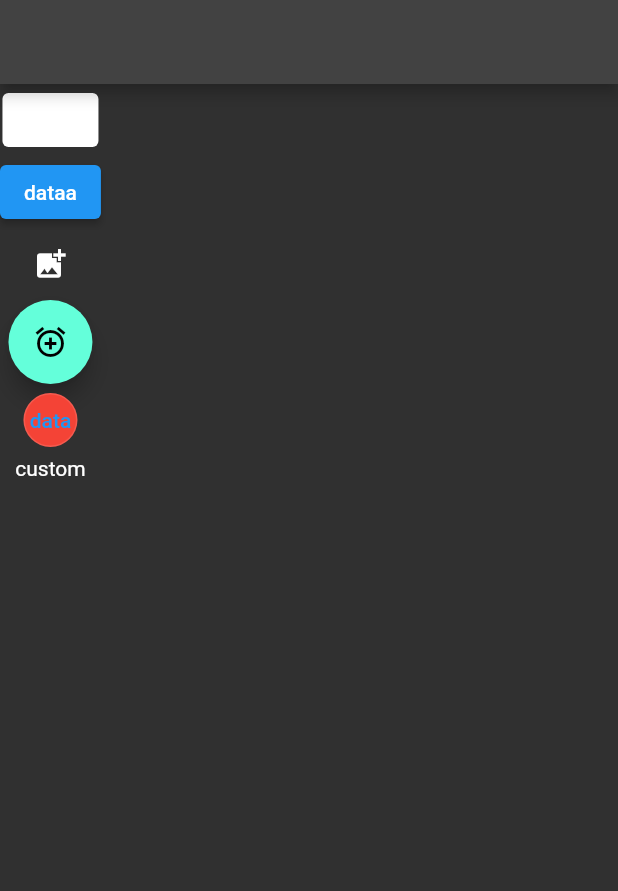
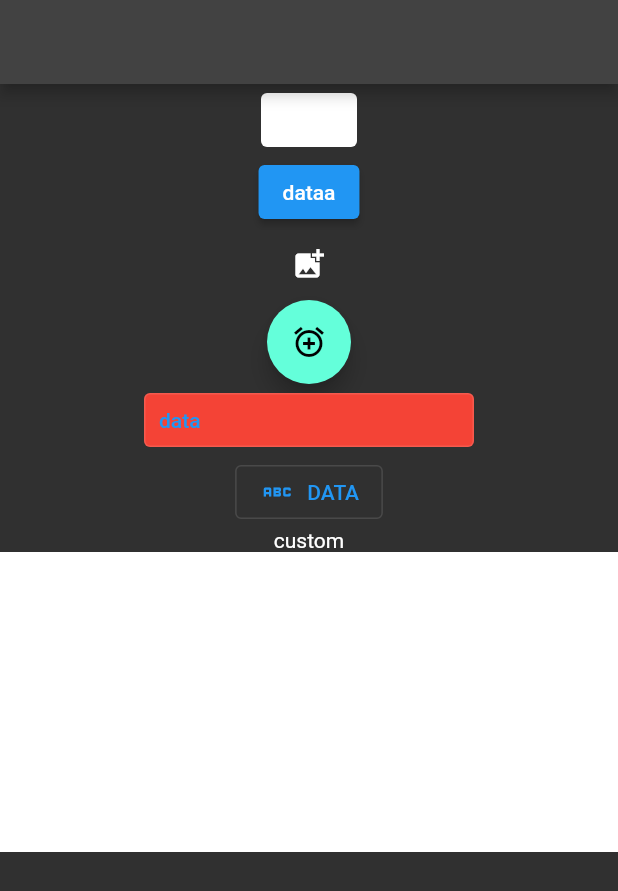
Before and after one commit to FrknTnc/Flutter_Works, a Flutter app: the screen it shows after launch, on a phone screen of 412 x 824 dp. Shown: the top 891 px of the screen. Run offline on Flutter 3.47's test engine with Material 2 defaults, Android fonts, the phone set to English and light mode, and no system bars.

Commit message:
Update dört_button_learn.dart

```diff
--- a/lib/101/dört_button_learn.dart
+++ b/lib/101/dört_button_learn.dart
@@ -11,30 +11,44 @@
         children: [
           TextButton(
               onPressed: () {},
-            child: Text('aaaaa', style: Theme.of(context).textTheme.subtitle1),
+              child:
+                  Text('aaaaa', style: Theme.of(context).textTheme.subtitle1),
               style: ButtonStyle(
                   backgroundColor: MaterialStateProperty.resolveWith((states) {
                 if (states.contains(MaterialState.pressed)) {
                   return Colors.green;
                 }
                 return Colors.white;
-            })),
-          ),
+              }))),
           ElevatedButton(onPressed: () {}, child: Text('dataa')),
           IconButton(
               onPressed: () {}, icon: const Icon(Icons.add_photo_alternate)),
           FloatingActionButton(
-            onPressed: () {},
+            onPressed: () {
+              //servise istek
+              //sayfa rengi
+            },
             child: const Icon(Icons.add_alarm_sharp),
           ),
           OutlinedButton(
               style: OutlinedButton.styleFrom(
-                  backgroundColor: Colors.red, shape: CircleBorder()),
+                backgroundColor: Colors.red,
+                padding: EdgeInsets.all(10),
+                //shape: CircleBorder()
+              ),
               onPressed: () {},
-              child: const Text('data')),
+              child: const SizedBox(width: 200, child: Text('data'))),
+          OutlinedButton.icon(
+              onPressed: () {},
+              icon: const Icon(Icons.abc),
+              label: const Text('DATA')),
           InkWell(
             onTap: () {},
             child: const Text('custom'),
+          ),
+          Container(
+            height: 200,
+            color: Colors.white,
           )
         ],
       ),
```
Lines whose indentation alone changed are shown as unchanged.
